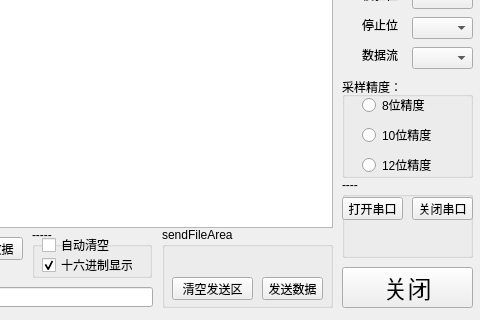
Above: EEGDataChart/mainwindow.ui from wsysx123/SerialPortQT before the change; both pictures show x 238 to 718 and y 130 to 450 of the 718 by 450 pixel window. Below: the same form after it.
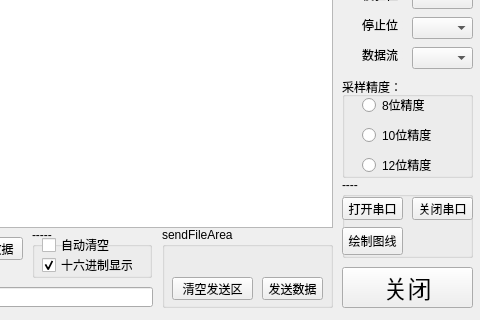
That is the form after the change. Icons and pictures are not drawn.

The edit to the form file:
```diff
--- a/EEGDataChart/mainwindow.ui
+++ b/EEGDataChart/mainwindow.ui
@@ -401,6 +401,19 @@
       <string>打开串口</string>
      </property>
     </widget>
+    <widget class="QPushButton" name="DrawChart">
+     <property name="geometry">
+      <rect>
+       <x>0</x>
+       <y>50</y>
+       <width>61</width>
+       <height>28</height>
+      </rect>
+     </property>
+     <property name="text">
+      <string>绘制图线</string>
+     </property>
+    </widget>
    </widget>
    <widget class="QGroupBox" name="groupBox_4">
     <property name="geometry">
```
